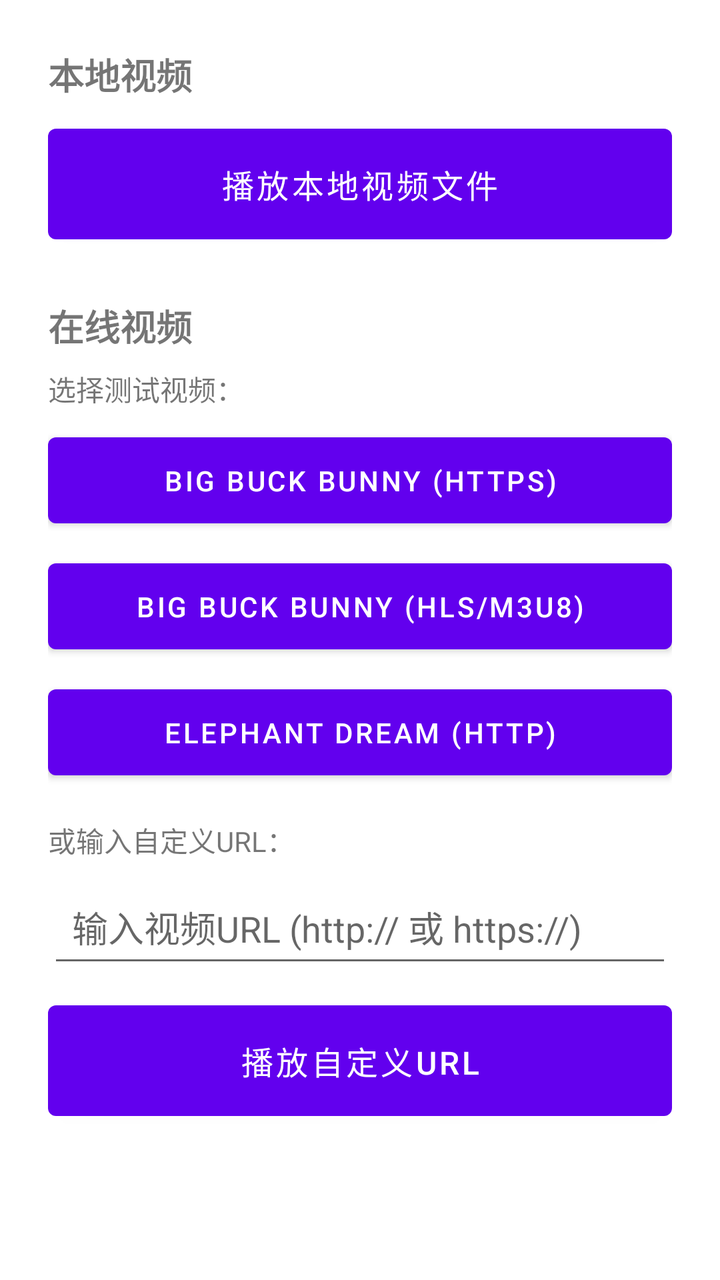
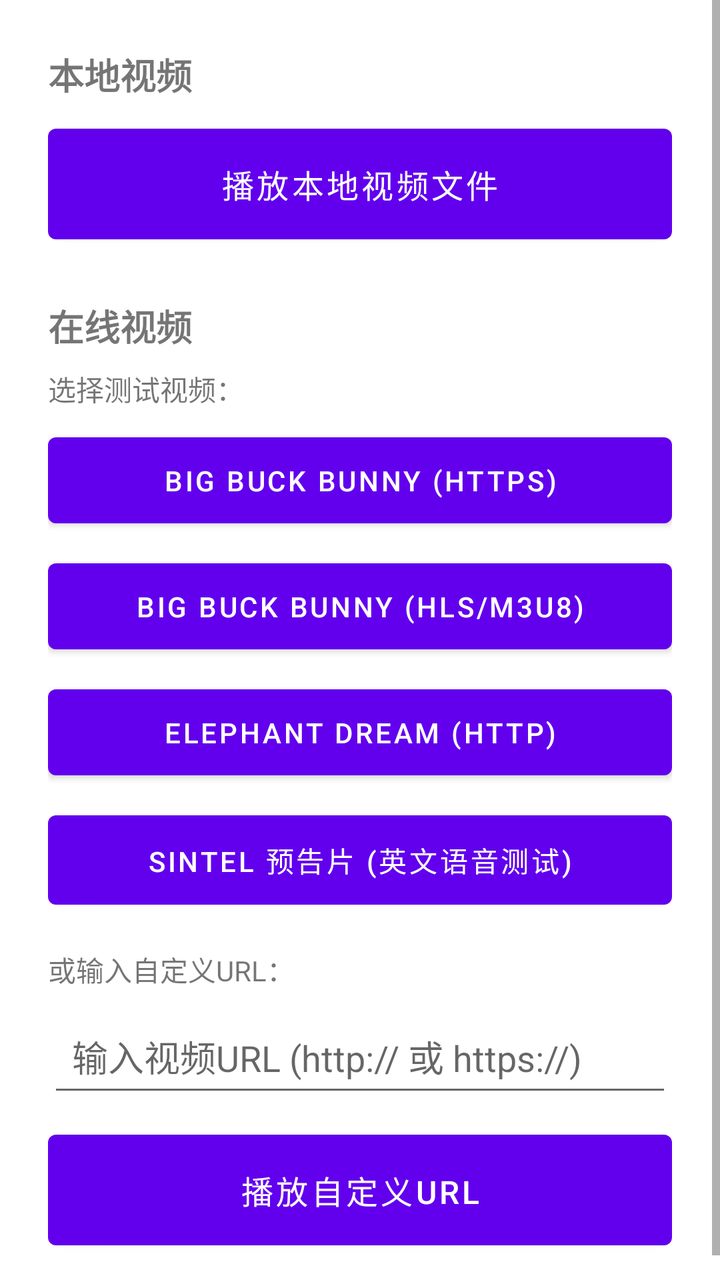

Two renders of the same Android screen: before a commit and after it. Below are the layout's source before the change and the commit's diff.
<!-- AndroidManifest.xml: application theme Theme.MyPlayer -->
<!-- res/layout/main_activity_layout.xml -->
<?xml version="1.0" encoding="utf-8"?>
<ScrollView xmlns:android="http://schemas.android.com/apk/res/android"
    android:layout_width="match_parent"
    android:layout_height="match_parent"
    android:fillViewport="true">

    <LinearLayout
        android:layout_width="match_parent"
        android:layout_height="wrap_content"
        android:orientation="vertical"
        android:padding="24dp">

        
        <TextView
            android:layout_width="wrap_content"
            android:layout_height="wrap_content"
            android:text="本地视频"
            android:textSize="18sp"
            android:textStyle="bold"
            android:layout_marginBottom="8dp" />

        <Button
            android:id="@+id/btn_play_video"
            android:layout_width="match_parent"
            android:layout_height="wrap_content"
            android:text="播放本地视频文件"
            android:textSize="16sp"
            android:padding="16dp"
            android:layout_marginBottom="24dp" />

        
        <TextView
            android:layout_width="wrap_content"
            android:layout_height="wrap_content"
            android:text="在线视频"
            android:textSize="18sp"
            android:textStyle="bold"
            android:layout_marginBottom="8dp" />

        
        <TextView
            android:layout_width="wrap_content"
            android:layout_height="wrap_content"
            android:text="选择测试视频："
            android:textSize="14sp"
            android:layout_marginBottom="8dp" />

        <Button
            android:id="@+id/btn_play_video_1"
            android:layout_width="match_parent"
            android:layout_height="wrap_content"
            android:text="Big Buck Bunny (HTTPS)"
            android:textSize="14sp"
            android:padding="12dp"
            android:layout_marginBottom="8dp" />

        <Button
            android:id="@+id/btn_play_video_2"
            android:layout_width="match_parent"
            android:layout_height="wrap_content"
            android:text="Big Buck Bunny (HLS/m3u8)"
            android:textSize="14sp"
            android:padding="12dp"
            android:layout_marginBottom="8dp" />

        <Button
            android:id="@+id/btn_play_video_3"
            android:layout_width="match_parent"
            android:layout_height="wrap_content"
            android:text="Elephant Dream (HTTP)"
            android:textSize="14sp"
            android:padding="12dp"
            android:layout_marginBottom="16dp" />

        
        <TextView
            android:layout_width="wrap_content"
            android:layout_height="wrap_content"
            android:text="或输入自定义URL："
            android:textSize="14sp"
            android:layout_marginBottom="8dp" />

        <EditText
            android:id="@+id/et_custom_url"
            android:layout_width="match_parent"
            android:layout_height="wrap_content"
            android:hint="输入视频URL (http:// 或 https://)"
            android:inputType="textUri"
            android:minHeight="48dp"
            android:padding="12dp"
            android:layout_marginBottom="8dp" />

        <Button
            android:id="@+id/btn_play_custom_url"
            android:layout_width="match_parent"
            android:layout_height="wrap_content"
            android:text="播放自定义URL"
            android:textSize="16sp"
            android:padding="16dp" />

    </LinearLayout>

</ScrollView>
<!-- resources referenced by this layout -->
<resources>
  <style name="Theme.MyPlayer" parent="Theme.MaterialComponents.DayNight.DarkActionBar">
          
          <item name="colorPrimary">@color/purple_500</item>
          <item name="colorPrimaryVariant">@color/purple_700</item>
          <item name="colorOnPrimary">@color/white</item>
          
          <item name="colorSecondary">@color/teal_200</item>
          <item name="colorSecondaryVariant">@color/teal_700</item>
          <item name="colorOnSecondary">@color/black</item>
          
          <item name="android:statusBarColor">?attr/colorPrimaryVariant</item>
          
      </style>
  <color name="purple_500">#FF6200EE</color>
  <color name="purple_700">#FF3700B3</color>
  <color name="white">#FFFFFFFF</color>
  <color name="teal_200">#FF03DAC5</color>
  <color name="teal_700">#FF018786</color>
  <color name="black">#FF000000</color>
</resources>

<!-- the commit's change to res/layout/main_activity_layout.xml (unified diff, before → after) -->
@@ -70,6 +70,15 @@
             android:text="Elephant Dream (HTTP)"
             android:textSize="14sp"
             android:padding="12dp"
+            android:layout_marginBottom="8dp" />
+
+        <Button
+            android:id="@+id/btn_play_cctv_news"
+            android:layout_width="match_parent"
+            android:layout_height="wrap_content"
+            android:text="Sintel 预告片 (英文语音测试)"
+            android:textSize="14sp"
+            android:padding="12dp"
             android:layout_marginBottom="16dp" />
 
         
